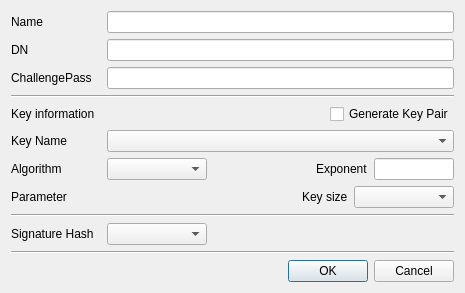
Old version of the form CAMan/make_req_dlg.ui in the repository jykim74/CertMan.
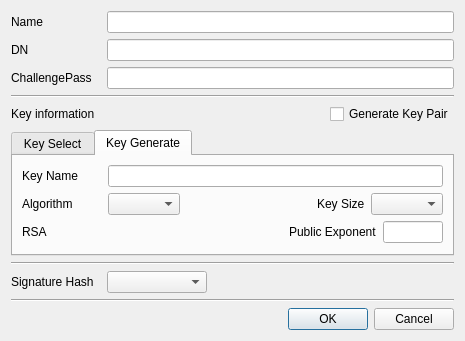
New version of the form.

Diff of the .ui file:
```diff
--- a/CAMan/make_req_dlg.ui
+++ b/CAMan/make_req_dlg.ui
@@ -7,114 +7,37 @@
     <x>0</x>
     <y>0</y>
     <width>465</width>
-    <height>292</height>
+    <height>340</height>
    </rect>
   </property>
   <property name="windowTitle">
    <string>Make requester</string>
   </property>
   <layout class="QGridLayout" name="gridLayout">
-   <item row="15" column="3">
-    <widget class="QDialogButtonBox" name="buttonBox">
-     <property name="orientation">
-      <enum>Qt::Horizontal</enum>
-     </property>
-     <property name="standardButtons">
-      <set>QDialogButtonBox::Cancel|QDialogButtonBox::Ok</set>
-     </property>
-    </widget>
-   </item>
-   <item row="11" column="0" colspan="4">
-    <widget class="Line" name="line_3">
-     <property name="orientation">
-      <enum>Qt::Horizontal</enum>
-     </property>
-    </widget>
-   </item>
-   <item row="3" column="0" colspan="4">
-    <widget class="Line" name="line">
-     <property name="orientation">
-      <enum>Qt::Horizontal</enum>
-     </property>
-    </widget>
-   </item>
-   <item row="1" column="1" colspan="3">
-    <widget class="QLineEdit" name="mDNText"/>
-   </item>
-   <item row="6" column="0">
-    <widget class="QLabel" name="label_3">
+   <item row="11" column="0">
+    <widget class="QLabel" name="label_5">
      <property name="minimumSize">
       <size>
-       <width>80</width>
+       <width>90</width>
        <height>0</height>
       </size>
      </property>
      <property name="text">
-      <string>Key Name</string>
+      <string>Signature Hash</string>
      </property>
     </widget>
    </item>
-   <item row="9" column="0" colspan="4">
-    <layout class="QGridLayout" name="gridLayout_3">
-     <property name="topMargin">
-      <number>0</number>
+   <item row="2" column="1" colspan="3">
+    <widget class="QLineEdit" name="mChallengePassText"/>
+   </item>
+   <item row="12" column="0" colspan="4">
+    <widget class="Line" name="line_2">
+     <property name="orientation">
+      <enum>Qt::Horizontal</enum>
      </property>
-     <item row="0" column="1">
-      <widget class="QComboBox" name="mAlgorithmCombo">
-       <property name="minimumSize">
-        <size>
-         <width>100</width>
-         <height>0</height>
-        </size>
-       </property>
-      </widget>
-     </item>
-     <item row="0" column="3">
-      <widget class="QLabel" name="mExponentLabel">
-       <property name="text">
-        <string>Exponent</string>
-       </property>
-      </widget>
-     </item>
-     <item row="0" column="0">
-      <widget class="QLabel" name="label_6">
-       <property name="minimumSize">
-        <size>
-         <width>90</width>
-         <height>0</height>
-        </size>
-       </property>
-       <property name="text">
-        <string>Algorithm</string>
-       </property>
-      </widget>
-     </item>
-     <item row="0" column="4">
-      <widget class="QLineEdit" name="mExponentText">
-       <property name="maximumSize">
-        <size>
-         <width>80</width>
-         <height>16777215</height>
-        </size>
-       </property>
-      </widget>
-     </item>
-     <item row="0" column="2">
-      <spacer name="horizontalSpacer_2">
-       <property name="orientation">
-        <enum>Qt::Horizontal</enum>
-       </property>
-       <property name="sizeHint" stdset="0">
-        <size>
-         <width>40</width>
-         <height>20</height>
-        </size>
-       </property>
-      </spacer>
-     </item>
-    </layout>
+    </widget>
    </item>
-   <item row="12" column="1" colspan="2">
+   <item row="11" column="1" colspan="2">
     <widget class="QComboBox" name="mHashCombo">
      <property name="minimumSize">
       <size>
@@ -124,16 +47,6 @@
      </property>
     </widget>
    </item>
-   <item row="0" column="1" colspan="3">
-    <widget class="QLineEdit" name="mNameText"/>
-   </item>
-   <item row="0" column="0">
-    <widget class="QLabel" name="label">
-     <property name="text">
-      <string>Name</string>
-     </property>
-    </widget>
-   </item>
    <item row="1" column="0">
     <widget class="QLabel" name="label_2">
      <property name="text">
@@ -141,63 +54,6 @@
      </property>
     </widget>
    </item>
-   <item row="10" column="0" colspan="4">
-    <layout class="QGridLayout" name="gridLayout_2">
-     <property name="topMargin">
-      <number>0</number>
-     </property>
-     <item row="0" column="2">
-      <widget class="QLabel" name="mOptionLabel">
-       <property name="text">
-        <string>Key size</string>
-       </property>
-      </widget>
-     </item>
-     <item row="0" column="0">
-      <widget class="QLabel" name="label_8">
-       <property name="minimumSize">
-        <size>
-         <width>90</width>
-         <height>0</height>
-        </size>
-       </property>
-       <property name="text">
-        <string>Parameter</string>
-       </property>
-      </widget>
-     </item>
-     <item row="0" column="1">
-      <spacer name="horizontalSpacer">
-       <property name="orientation">
-        <enum>Qt::Horizontal</enum>
-       </property>
-       <property name="sizeHint" stdset="0">
-        <size>
-         <width>40</width>
-         <height>20</height>
-        </size>
-       </property>
-      </spacer>
-     </item>
-     <item row="0" column="3">
-      <widget class="QComboBox" name="mOptionCombo">
-       <property name="minimumSize">
-        <size>
-         <width>100</width>
-         <height>0</height>
-        </size>
-       </property>
-      </widget>
-     </item>
-    </layout>
-   </item>
-   <item row="14" column="0" colspan="4">
-    <widget class="Line" name="line_2">
-     <property name="orientation">
-      <enum>Qt::Horizontal</enum>
-     </property>
-    </widget>
-   </item>
    <item row="2" column="0">
     <widget class="QLabel" name="label_7">
      <property name="minimumSize">
@@ -211,43 +67,37 @@
      </property>
     </widget>
    </item>
-   <item row="6" column="1" colspan="3">
-    <widget class="QComboBox" name="mKeyNameCombo"/>
-   </item>
-   <item row="12" column="0">
-    <widget class="QLabel" name="label_5">
-     <property name="minimumSize">
-      <size>
-       <width>90</width>
-       <height>0</height>
-      </size>
-     </property>
-     <property name="text">
-      <string>Signature Hash</string>
-     </property>
-    </widget>
-   </item>
-   <item row="13" column="0">
-    <spacer name="verticalSpacer">
+   <item row="13" column="3">
+    <widget class="QDialogButtonBox" name="buttonBox">
      <property name="orientation">
-      <enum>Qt::Vertical</enum>
+      <enum>Qt::Horizontal</enum>
      </property>
-     <property name="sizeHint" stdset="0">
-      <size>
-       <width>20</width>
-       <height>40</height>
-      </size>
+     <property name="standardButtons">
+      <set>QDialogButtonBox::Cancel|QDialogButtonBox::Ok</set>
      </property>
-    </spacer>
+    </widget>
    </item>
-   <item row="2" column="1" colspan="3">
-    <widget class="QLineEdit" name="mChallengePassText"/>
+   <item row="1" column="1" colspan="3">
+    <widget class="QLineEdit" name="mDNText"/>
    </item>
    <item row="5" column="0" colspan="4">
     <layout class="QGridLayout" name="gridLayout_4">
      <property name="topMargin">
       <number>0</number>
      </property>
+     <item row="0" column="1">
+      <spacer name="horizontalSpacer_3">
+       <property name="orientation">
+        <enum>Qt::Horizontal</enum>
+       </property>
+       <property name="sizeHint" stdset="0">
+        <size>
+         <width>40</width>
+         <height>20</height>
+        </size>
+       </property>
+      </spacer>
+     </item>
      <item row="0" column="0">
       <widget class="QLabel" name="label_4">
        <property name="text">
@@ -262,21 +112,282 @@
        </property>
       </widget>
      </item>
-     <item row="0" column="1">
-      <spacer name="horizontalSpacer_3">
-       <property name="orientation">
-        <enum>Qt::Horizontal</enum>
-       </property>
-       <property name="sizeHint" stdset="0">
-        <size>
-         <width>40</width>
-         <height>20</height>
-        </size>
-       </property>
-      </spacer>
-     </item>
     </layout>
    </item>
+   <item row="3" column="0" colspan="4">
+    <widget class="Line" name="line">
+     <property name="orientation">
+      <enum>Qt::Horizontal</enum>
+     </property>
+    </widget>
+   </item>
+   <item row="0" column="0">
+    <widget class="QLabel" name="label">
+     <property name="text">
+      <string>Name</string>
+     </property>
+    </widget>
+   </item>
+   <item row="10" column="0" colspan="4">
+    <widget class="Line" name="line_3">
+     <property name="orientation">
+      <enum>Qt::Horizontal</enum>
+     </property>
+    </widget>
+   </item>
+   <item row="0" column="1" colspan="3">
+    <widget class="QLineEdit" name="mNameText"/>
+   </item>
+   <item row="6" column="0" colspan="4">
+    <widget class="QTabWidget" name="mKeyInfoTab">
+     <property name="currentIndex">
+      <number>1</number>
+     </property>
+     <widget class="QWidget" name="tab_3">
+      <attribute name="title">
+       <string>Key Select</string>
+      </attribute>
+      <layout class="QVBoxLayout" name="verticalLayout">
+       <item>
+        <layout class="QGridLayout" name="gridLayout_5">
+         <item row="0" column="0">
+          <widget class="QLabel" name="label_3">
+           <property name="minimumSize">
+            <size>
+             <width>80</width>
+             <height>0</height>
+            </size>
+           </property>
+           <property name="maximumSize">
+            <size>
+             <width>80</width>
+             <height>16777215</height>
+            </size>
+           </property>
+           <property name="text">
+            <string>Key Name</string>
+           </property>
+          </widget>
+         </item>
+         <item row="0" column="1">
+          <widget class="QComboBox" name="mKeyNameCombo"/>
+         </item>
+        </layout>
+       </item>
+       <item>
+        <layout class="QGridLayout" name="gridLayout_6">
+         <item row="0" column="0">
+          <widget class="QLabel" name="label_6">
+           <property name="minimumSize">
+            <size>
+             <width>80</width>
+             <height>0</height>
+            </size>
+           </property>
+           <property name="maximumSize">
+            <size>
+             <width>80</width>
+             <height>16777215</height>
+            </size>
+           </property>
+           <property name="text">
+            <string>Algorithm</string>
+           </property>
+          </widget>
+         </item>
+         <item row="0" column="3">
+          <widget class="QLabel" name="mOptionLabel">
+           <property name="text">
+            <string>Key size</string>
+           </property>
+          </widget>
+         </item>
+         <item row="0" column="1">
+          <widget class="QLineEdit" name="mAlgorithmText"/>
+         </item>
+         <item row="0" column="2">
+          <spacer name="horizontalSpacer_2">
+           <property name="orientation">
+            <enum>Qt::Horizontal</enum>
+           </property>
+           <property name="sizeHint" stdset="0">
+            <size>
+             <width>40</width>
+             <height>20</height>
+            </size>
+           </property>
+          </spacer>
+         </item>
+         <item row="0" column="4">
+          <widget class="QLineEdit" name="mOptionText"/>
+         </item>
+        </layout>
+       </item>
+       <item>
+        <spacer name="verticalSpacer_2">
+         <property name="orientation">
+          <enum>Qt::Vertical</enum>
+         </property>
+         <property name="sizeHint" stdset="0">
+          <size>
+           <width>20</width>
+           <height>40</height>
+          </size>
+         </property>
+        </spacer>
+       </item>
+      </layout>
+     </widget>
+     <widget class="QWidget" name="tab_4">
+      <attribute name="title">
+       <string>Key Generate</string>
+      </attribute>
+      <layout class="QVBoxLayout" name="verticalLayout_2">
+       <item>
+        <layout class="QGridLayout" name="gridLayout_2">
+         <item row="0" column="0">
+          <widget class="QLabel" name="label_8">
+           <property name="minimumSize">
+            <size>
+             <width>80</width>
+             <height>0</height>
+            </size>
+           </property>
+           <property name="maximumSize">
+            <size>
+             <width>80</width>
+             <height>16777215</height>
+            </size>
+           </property>
+           <property name="text">
+            <string>Key Name</string>
+           </property>
+          </widget>
+         </item>
+         <item row="0" column="1">
+          <widget class="QLineEdit" name="mNewKeyNameText"/>
+         </item>
+        </layout>
+       </item>
+       <item>
+        <layout class="QGridLayout" name="gridLayout_3">
+         <item row="0" column="4">
+          <widget class="QComboBox" name="mNewOptionCombo"/>
+         </item>
+         <item row="0" column="1">
+          <widget class="QComboBox" name="mNewAlgorithmCombo"/>
+         </item>
+         <item row="0" column="0">
+          <widget class="QLabel" name="label_9">
+           <property name="minimumSize">
+            <size>
+             <width>80</width>
+             <height>0</height>
+            </size>
+           </property>
+           <property name="maximumSize">
+            <size>
+             <width>8077215</width>
+             <height>16777215</height>
+            </size>
+           </property>
+           <property name="text">
+            <string>Algorithm</string>
+           </property>
+          </widget>
+         </item>
+         <item row="0" column="3">
+          <widget class="QLabel" name="mNewOptionLabel">
+           <property name="text">
+            <string>Key Size</string>
+           </property>
+          </widget>
+         </item>
+         <item row="0" column="2">
+          <spacer name="horizontalSpacer">
+           <property name="orientation">
+            <enum>Qt::Horizontal</enum>
+           </property>
+           <property name="sizeHint" stdset="0">
+            <size>
+             <width>40</width>
+             <height>20</height>
+            </size>
+           </property>
+          </spacer>
+         </item>
+        </layout>
+       </item>
+       <item>
+        <layout class="QGridLayout" name="gridLayout_7">
+         <item row="0" column="1">
+          <spacer name="horizontalSpacer_4">
+           <property name="orientation">
+            <enum>Qt::Horizontal</enum>
+           </property>
+           <property name="sizeHint" stdset="0">
+            <size>
+             <width>40</width>
+             <height>20</height>
+            </size>
+           </property>
+          </spacer>
+         </item>
+         <item row="0" column="2">
+          <widget class="QLabel" name="mNewExponentLabel">
+           <property name="text">
+            <string>Public Exponent</string>
+           </property>
+          </widget>
+         </item>
+         <item row="0" column="3">
+          <widget class="QLineEdit" name="mNewExponentText">
+           <property name="maximumSize">
+            <size>
+             <width>60</width>
+             <height>16777215</height>
+            </size>
+           </property>
+          </widget>
+         </item>
+         <item row="0" column="0">
+          <widget class="QLabel" name="label_10">
+           <property name="minimumSize">
+            <size>
+             <width>80</width>
+             <height>0</height>
+            </size>
+           </property>
+           <property name="maximumSize">
+            <size>
+             <width>80</width>
+             <height>16777215</height>
+            </size>
+           </property>
+           <property name="text">
+            <string>RSA</string>
+           </property>
+          </widget>
+         </item>
+        </layout>
+       </item>
+       <item>
+        <spacer name="verticalSpacer">
+         <property name="orientation">
+          <enum>Qt::Vertical</enum>
+         </property>
+         <property name="sizeHint" stdset="0">
+          <size>
+           <width>20</width>
+           <height>40</height>
+          </size>
+         </property>
+        </spacer>
+       </item>
+      </layout>
+     </widget>
+    </widget>
+   </item>
   </layout>
  </widget>
  <tabstops>
```
Left out of the diff: 1 changed line with no effect on the pictures.
